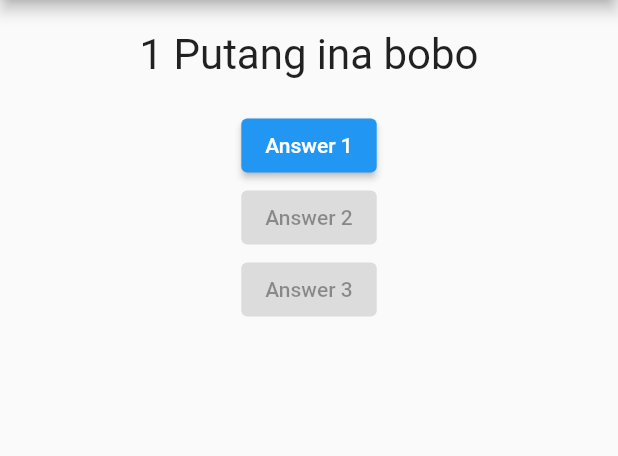
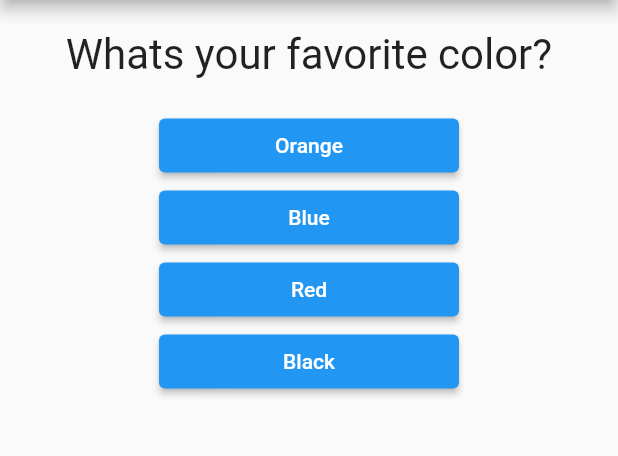
Before and after one commit to zinct/flutter-quiz, a Flutter app: the screen it shows after launch, on a phone screen of 412 x 824 dp, the part 84-540 px from its top. Run offline on Flutter 3.47's test engine with Material 2 defaults, Android fonts, the phone set to English and light mode, and no system bars.

Commit message:
mapping & render conditionally

```diff
--- /dev/null
+++ b/lib/answer_button.dart
@@ -0,0 +1,18 @@
+import 'package:flutter/material.dart';
+
+class AnswerButton extends StatelessWidget {
+  final String _answerText;
+  final VoidCallback? onClick;
+
+  AnswerButton(this._answerText, {this.onClick});
+
+  @override
+  Widget build(BuildContext context) {
+    return Container(
+        width: 200,
+        child: ElevatedButton(
+          child: Text(_answerText),
+          onPressed: onClick,
+        ));
+  }
+}
--- a/lib/main.dart
+++ b/lib/main.dart
@@ -1,4 +1,5 @@
 import 'package:flutter/material.dart';
+import 'package:learn_flutter/answer_button.dart';
 import 'package:learn_flutter/question_text.dart';
 
 void main() => runApp(MyApp());
@@ -9,23 +10,25 @@ class MyApp extends StatefulWidget {
 }
 
 class MyAppState extends State<MyApp> {
-  int questionIndex = 0;
-  int counter = 1;
-  List<Map> questions = [
+  int _questionIndex = 0;
+  final _questions = const [
     {
       'questionText': 'Whats your favorite color?',
-      'answers': ['Orange', 'Blue', 'Red', 'Black']
+      'answers': ['Orange', 'Blue', 'Red', 'Black'],
     },
     {
       'questionText': 'Whats your favorite movie?',
-      'answers': ['Gravity Falls', 'Naruto', 'Spiderman']
+      'answers': ['Gravity Falls', 'Naruto', 'Spiderman'],
+    },
+    {
+      'questionText': 'Whats your favorite programming language?',
+      'answers': ['Dart', 'PHP', 'Javascript'],
     },
   ];
 
   void handleButtonPressed() {
     setState(() {
-      questionIndex += 1;
-      counter += 1;
+      _questionIndex += 1;
     });
   }
 
@@ -37,23 +40,22 @@ class MyAppState extends State<MyApp> {
           title: const Text('Learn Flutter'),
           backgroundColor: Colors.blueAccent,
         ),
-        body: Column(
-          children: [
-            QuestionText(text: counter.toString() + ' Putang ina bobo'),
-            ElevatedButton(
-              child: Text("Answer 1"),
-              onPressed: handleButtonPressed,
-            ),
-            ElevatedButton(
-              child: Text("Answer 2"),
-              onPressed: null,
-            ),
-            ElevatedButton(
-              child: Text("Answer 3"),
-              onPressed: null,
-            ),
-          ],
-        ),
+        body: _questionIndex < _questions.length
+            ? Column(
+                children: [
+                  QuestionText(
+                      text:
+                          _questions[_questionIndex]['questionText'] as String),
+                  ...(_questions[_questionIndex]['answers'] as List<String>)
+                      .map((row) => AnswerButton(
+                            row,
+                            onClick: handleButtonPressed,
+                          )),
+                ],
+              )
+            : Center(
+                child: Text('You did it!'),
+              ),
       ),
     );
   }
```
